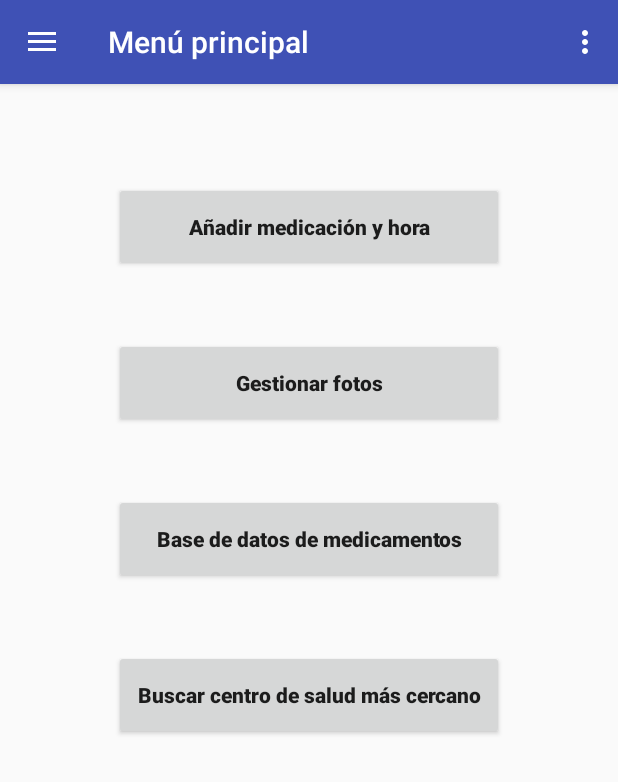
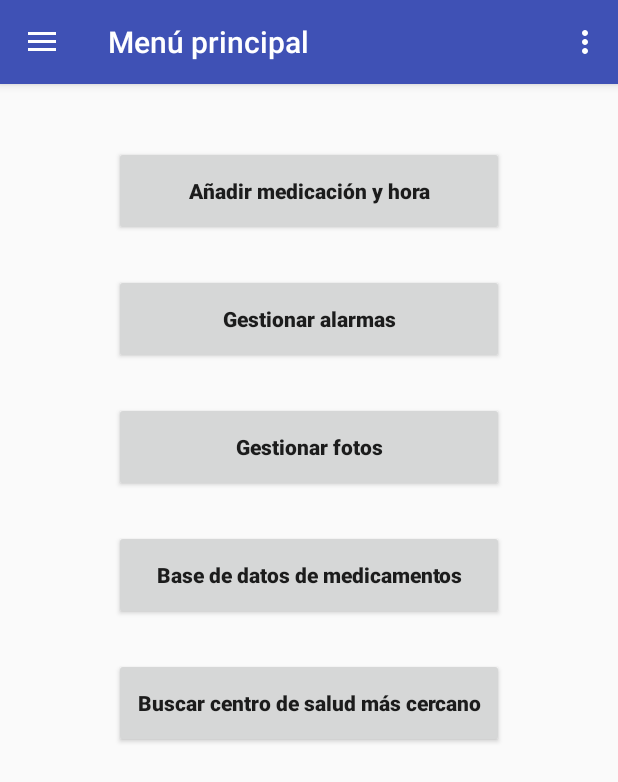
Before and after one commit to JJAGSC/Asistentedemedicacion, an Android app: the MenuActivity screen opened directly, with no data from a screen before it, in the side drawer, after a tap on "Ajustes", on a phone screen of 412 x 824 dp. Shown: the top 782 px of the screen. Run offline under Robolectric (Android 15) with nearby library versions, the phone set to English and light mode, and no system bars.

Commit message:
v1.51
Fragments y layouts de las 3 pestañas añadidos (falta añadir datos)
Botón para acceso directo a la actividad con pestañas desde el menú principal

```diff
--- a/app/src/main/java/com/medicacion/juanjose/asistentedemedicacion/AddAlarm.java
+++ b/app/src/main/java/com/medicacion/juanjose/asistentedemedicacion/AddAlarm.java
@@ -56,7 +56,9 @@ public class AddAlarm extends AppCompatActivity {
 
         } else {
 
-            Intent openAlarms = new Intent(getApplicationContext(), AlarmDiaryActivity.class);
+            Toast.makeText(getApplicationContext(), "Alarma creada con éxito (no funcional todavía desde el menú anterior)", Toast.LENGTH_SHORT).show();
+
+            Intent openAlarms = new Intent(getApplicationContext(), MenuActivity.class);
             startActivity(openAlarms);
         }
     }
--- a/app/src/main/java/com/medicacion/juanjose/asistentedemedicacion/AlarmDiaryActivity.java
+++ b/app/src/main/java/com/medicacion/juanjose/asistentedemedicacion/AlarmDiaryActivity.java
@@ -112,6 +112,7 @@ public class AlarmDiaryActivity extends AppCompatActivity {
         public PlaceholderFragment() {
         }
 
+
         @Override
         public void onCreate(@Nullable Bundle savedInstanceState) {
             super.onCreate(savedInstanceState);
@@ -138,22 +139,22 @@ public class AlarmDiaryActivity extends AppCompatActivity {
                                  Bundle savedInstanceState) {
             View rootView = inflater.inflate(R.layout.fragment_alarm_diary, container, false);
             TextView textMessage = (TextView) rootView.findViewById(R.id.section_label);
-            //textMessage.setText(getString(R.string.section_format, getArguments().getInt(ARG_SECTION_NUMBER)));
+            textMessage.setText(getString(R.string.section_format, getArguments().getInt(ARG_SECTION_NUMBER)));
 
+            /**
             positionTab = getArguments().getInt(ARG_SECTION_NUMBER);
 
             switch (positionTab){
                 case 1:
+                    textMessage.setText("Aquí se verá una lista de los medicamentos que toma el usuario.");
+                    break;
+                case 2:
                     textMessage.setText("Aquí se incluirán las alarmas creadas por el usuario.");
                     break;
-                case 2:
+                case 3:
                     textMessage.setText("Aquí se mostrará un calendario de los medicamentos que ha de tomar y las horas.");
                     break;
-                case 3:
-                    textMessage.setText("Aquí se verá una lista de los medicamentos que toma el usuario.");
-                    break;
-            }
-
+            }*/
 
             return rootView;
         }
@@ -173,7 +174,20 @@ public class AlarmDiaryActivity extends AppCompatActivity {
         public Fragment getItem(int position) {
             // getItem is called to instantiate the fragment for the given page.
             // Return a PlaceholderFragment (defined as a static inner class below).
-            return PlaceholderFragment.newInstance(position + 1);
+            //return PlaceholderFragment.newInstance(position + 1);
+
+            switch (position) {
+                case 0:
+                    MedicamentosFragment medicamentosFragment = new MedicamentosFragment();
+                    return medicamentosFragment;
+                case 1:
+                    AlarmasFragment alarmasFragment = new AlarmasFragment();
+                    return alarmasFragment;
+                case 2:
+                    CalendarioFragment calendarioFragment = new CalendarioFragment();
+                    return calendarioFragment;
+            }
+            return null;
         }
 
         @Override
@@ -186,11 +200,11 @@ public class AlarmDiaryActivity extends AppCompatActivity {
         public CharSequence getPageTitle(int position) {
             switch (position) {
                 case 0:
+                    return "Medicamentos";
+                case 1:
                     return "Alarmas";
-                case 1:
+                case 2:
                     return "Calendario";
-                case 2:
-                    return "Medicamento";
             }
             return null;
         }
--- /dev/null
+++ b/app/src/main/java/com/medicacion/juanjose/asistentedemedicacion/AlarmasFragment.java
@@ -0,0 +1,17 @@
+package com.medicacion.juanjose.asistentedemedicacion;
+
+import android.os.Bundle;
+import android.support.v4.app.Fragment;
+import android.view.LayoutInflater;
+import android.view.View;
+import android.view.ViewGroup;
+
+public class AlarmasFragment extends Fragment {
+
+    @Override
+    public View onCreateView(LayoutInflater inflater, ViewGroup container,
+                             Bundle savedInstanceState) {
+        // Inflate the layout for this fragment
+        return inflater.inflate(R.layout.fragment_alarmas, container, false);
+    }
+}
--- /dev/null
+++ b/app/src/main/java/com/medicacion/juanjose/asistentedemedicacion/MedicamentosFragment.java
@@ -0,0 +1,17 @@
+package com.medicacion.juanjose.asistentedemedicacion;
+
+import android.os.Bundle;
+import android.support.v4.app.Fragment;
+import android.view.LayoutInflater;
+import android.view.View;
+import android.view.ViewGroup;
+
+public class MedicamentosFragment extends Fragment {
+
+    @Override
+    public View onCreateView(LayoutInflater inflater, ViewGroup container,
+                             Bundle savedInstanceState) {
+        // Inflate the layout for this fragment
+        return inflater.inflate(R.layout.fragment_medicamentos, container, false);
+    }
+}
--- a/app/src/main/java/com/medicacion/juanjose/asistentedemedicacion/MenuActivity.java
+++ b/app/src/main/java/com/medicacion/juanjose/asistentedemedicacion/MenuActivity.java
@@ -45,7 +45,8 @@ public class MenuActivity extends AppCompatActivity
         NavigationView navigationView = (NavigationView) findViewById(R.id.nav_view);
         navigationView.setNavigationItemSelectedListener(this);
 
-        final Button addMed = (Button) findViewById(R.id.addMed);
+        Button addMed = (Button) findViewById(R.id.addMed);
+        Button manageAlarms = (Button) findViewById(R.id.gestionarAlarmas);
         Button managePictures = (Button) findViewById(R.id.gestionarFotos);
         Button buttonClinic = (Button) findViewById(R.id.centroSalud);
         Button buttonBDMeds = (Button) findViewById(R.id.btnBDMeds);
@@ -56,6 +57,14 @@ public class MenuActivity extends AppCompatActivity
             public void onClick(View view) {
                 Intent intent = new Intent(getApplicationContext(),AddAlarm.class);
                 startActivity(intent);
+            }
+        });
+
+        manageAlarms.setOnClickListener(new View.OnClickListener() {
+            @Override
+            public void onClick(View view) {
+                Intent openAlarms = new Intent(getApplicationContext(), AlarmDiaryActivity.class);
+                startActivity(openAlarms);
             }
         });
 
--- a/app/src/main/res/layout/content_menu.xml
+++ b/app/src/main/res/layout/content_menu.xml
@@ -8,6 +8,17 @@
     tools:context="com.medicacion.juanjose.asistentedemedicacion.MenuActivity"
     tools:showIn="@layout/app_bar_menu">
 
+    <Button
+        android:id="@+id/addMed"
+        style="@style/Widget.AppCompat.Button"
+        android:layout_width="260dp"
+        android:layout_height="60dp"
+        android:layout_alignParentTop="true"
+        android:layout_centerHorizontal="true"
+        android:layout_marginTop="41dp"
+        android:text="Añadir medicación y hora"
+        android:textAllCaps="false"
+        android:textStyle="bold" />
 
     <Button
         android:id="@+id/btnBDMeds"
@@ -16,14 +27,10 @@
         android:layout_alignLeft="@+id/gestionarFotos"
         android:layout_alignStart="@+id/gestionarFotos"
         android:layout_below="@+id/gestionarFotos"
-        android:layout_marginTop="44dp"
+        android:layout_marginTop="25dp"
         android:text="Base de datos de medicamentos"
         android:textAllCaps="false"
-        android:textStyle="bold"
-        app:layout_constraintLeft_toLeftOf="parent"
-        app:layout_constraintRight_toRightOf="parent"
-        app:layout_constraintTop_toTopOf="parent"
-        app:layout_constraintVertical_bias="0.747" />
+        android:textStyle="bold" />
 
     <Button
         android:id="@+id/centroSalud"
@@ -32,46 +39,33 @@
         android:layout_alignLeft="@+id/btnBDMeds"
         android:layout_alignStart="@+id/btnBDMeds"
         android:layout_below="@+id/btnBDMeds"
-        android:layout_marginTop="44dp"
+        android:layout_marginTop="25dp"
         android:text="Buscar centro de salud más cercano"
         android:textAllCaps="false"
-        android:textStyle="bold"
-        app:layout_constraintLeft_toLeftOf="parent"
-        app:layout_constraintRight_toRightOf="parent"
-        app:layout_constraintTop_toTopOf="parent"
-        app:layout_constraintVertical_bias="0.747" />
+        android:textStyle="bold" />
+
+    <Button
+        android:id="@+id/gestionarAlarmas"
+        android:layout_width="260dp"
+        android:layout_height="60dp"
+        android:layout_alignLeft="@+id/addMed"
+        android:layout_alignStart="@+id/addMed"
+        android:layout_below="@+id/addMed"
+        android:layout_marginTop="25dp"
+        android:text="Gestionar alarmas"
+        android:textAllCaps="false"
+        android:textStyle="bold" />
 
     <Button
         android:id="@+id/gestionarFotos"
         android:layout_width="260dp"
         android:layout_height="60dp"
-        android:layout_marginTop="44dp"
+        android:layout_alignLeft="@+id/gestionarAlarmas"
+        android:layout_alignStart="@+id/gestionarAlarmas"
+        android:layout_below="@+id/gestionarAlarmas"
+        android:layout_marginTop="25dp"
         android:text="Gestionar fotos"
         android:textAllCaps="false"
-        android:textStyle="bold"
-        app:layout_constraintBottom_toTopOf="@+id/centroSalud"
-        app:layout_constraintLeft_toLeftOf="parent"
-        app:layout_constraintRight_toRightOf="parent"
-        app:layout_constraintTop_toTopOf="parent"
-        app:layout_constraintVertical_bias="0.807"
-        android:layout_below="@+id/addMed"
-        android:layout_alignLeft="@+id/addMed"
-        android:layout_alignStart="@+id/addMed" />
+        android:textStyle="bold" />
 
-    <Button
-        android:id="@+id/addMed"
-        style="@style/Widget.AppCompat.Button"
-        android:layout_width="260dp"
-        android:layout_height="60dp"
-        android:layout_alignParentTop="true"
-        android:layout_centerHorizontal="true"
-        android:layout_marginTop="65dp"
-        android:text="Añadir medicación y hora"
-        android:textAllCaps="false"
-        android:textStyle="bold"
-        app:layout_constraintBottom_toTopOf="@+id/gestionarFotos"
-        app:layout_constraintLeft_toLeftOf="parent"
-        app:layout_constraintRight_toRightOf="parent"
-        app:layout_constraintTop_toTopOf="parent"
-        app:layout_constraintVertical_bias="0.496" />
 </RelativeLayout>
```
Also changed, not shown: app/src/main/java/com/medicacion/juanjose/asistentedemedicacion/CalendarioFragment.java (added, +17 -0 lines), app/src/main/res/layout/fragment_alarmas.xml (added, +13 -0 lines), app/src/main/res/layout/fragment_calendario.xml (added, +13 -0 lines), app/src/main/res/layout/fragment_medicamentos.xml (added, +13 -0 lines).
